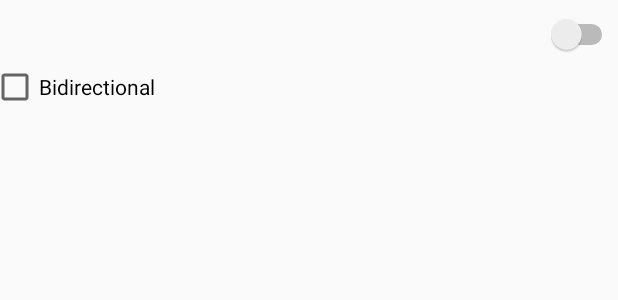
After one commit to dankito/Sync, an Android app: the layout list_item_sync_module_configuration.xml on its own in the app's theme, with its tools: preview values and no code run, on a phone screen of 412 x 824 dp. The commit adds this screen. Shown: the top 300 px of the screen. Run offline under Robolectric (Android 15) with nearby library versions, the phone set to English and light mode, and no system bars.

Commit message:
Added list_item_sync_module

```diff
--- /dev/null
+++ b/SyncAndroidApp/src/main/res/layout/list_item_sync_module_configuration.xml
@@ -0,0 +1,73 @@
+<?xml version="1.0" encoding="utf-8"?>
+<RelativeLayout xmlns:android="http://schemas.android.com/apk/res/android"
+                android:layout_width="match_parent"
+                android:layout_height="@dimen/list_item_sync_module_configuration_height">
+
+    <LinearLayout
+        android:id="@+id/lnlytSyncModuleName"
+        android:orientation="horizontal"
+        android:layout_width="wrap_content"
+        android:layout_height="@dimen/list_item_sync_module_configuration_name_height"
+        android:layout_alignParentTop="true"
+        android:layout_alignParentLeft="true"
+        android:layout_toLeftOf="@+id/swtchEnableSyncModule"
+        android:layout_marginTop="@dimen/list_item_sync_module_configuration_name_margin_top"
+        >
+
+        <TextView
+            android:id="@+id/txtvwSyncModuleName"
+            android:layout_width="wrap_content"
+            android:layout_height="match_parent"
+            android:gravity="center_vertical"
+            style="@android:style/TextAppearance.Medium"
+        />
+
+        <TextView
+            android:id="@+id/txtvwSyncModuleConfigurationChanged"
+            android:layout_width="wrap_content"
+            android:layout_height="match_parent"
+            android:gravity="center_vertical"
+            style="@android:style/TextAppearance.Medium"
+            android:layout_marginLeft="@dimen/list_item_sync_module_configuration_changed_margin_left"
+            android:text="(*)"
+            android:visibility="invisible"
+        />
+
+    </LinearLayout>
+
+    <Switch
+        android:id="@+id/swtchEnableSyncModule"
+        android:layout_width="wrap_content"
+        android:layout_height="@dimen/list_item_sync_module_configuration_name_height"
+        android:layout_alignParentTop="true"
+        android:layout_alignParentRight="true"
+        android:layout_marginTop="@dimen/list_item_sync_module_configuration_name_margin_top"
+    />
+
+    <RelativeLayout
+        android:id="@+id/rlytSyncModuleDetailSettings"
+        android:layout_width="match_parent"
+        android:layout_height="wrap_content"
+        android:layout_alignParentLeft="true"
+        android:layout_alignParentRight="true"
+        android:layout_alignParentBottom="true"
+        android:layout_below="@+id/lnlytSyncModuleName"
+        android:layout_marginTop="@dimen/list_item_sync_module_configuration_details_margin_top"
+        android:layout_marginBottom="@dimen/list_item_sync_module_configuration_details_margin_bottom"
+        android:enabled="false"
+        >
+
+        <CheckBox
+            android:id="@+id/chkbxBidirectional"
+            android:layout_width="wrap_content"
+            android:layout_height="match_parent"
+            android:layout_alignParentTop="true"
+            android:layout_alignParentLeft="true"
+            android:layout_alignParentBottom="true"
+            android:layout_marginLeft="@dimen/list_item_sync_module_configuration_bidirectional_margin_left"
+            android:text="@string/bidirectional"
+        />
+
+    </RelativeLayout>
+
+</RelativeLayout>
--- a/SyncAndroidApp/src/main/res/values/dimens.xml
+++ b/SyncAndroidApp/src/main/res/values/dimens.xml
@@ -28,4 +28,13 @@
     <dimen name="list_item_known_synchronized_discovered_device_buttons_text_size">14sp</dimen>
     <dimen name="list_item_known_synchronized_discovered_device_buttons_right_margin">6dp</dimen>
 
+    <dimen name="list_item_sync_module_configuration_height">76dp</dimen>
+    <dimen name="list_item_sync_module_configuration_name_height">34dp</dimen>
+    <dimen name="list_item_sync_module_configuration_name_margin_top">6dp</dimen>
+    <dimen name="list_item_sync_module_configuration_changed_margin_left">6dp</dimen>
+    <dimen name="list_item_sync_module_configuration_bidirectional_height">30dp</dimen>
+    <dimen name="list_item_sync_module_configuration_details_margin_top">6dp</dimen>
+    <dimen name="list_item_sync_module_configuration_details_margin_bottom">6dp</dimen>
+    <dimen name="list_item_sync_module_configuration_bidirectional_margin_left">-6dp</dimen>
+
 </resources>
--- a/SyncAndroidApp/src/main/res/values/strings.xml
+++ b/SyncAndroidApp/src/main/res/values/strings.xml
@@ -17,4 +17,6 @@
     <string name="stop_synchronizing_with_device">Stop sync</string>
     <string name="show_synchronization_log">Sync Log</string>
 
+    <string name="bidirectional">Bidirectional</string>
+
 </resources>
```
Also changed, not shown: 1 other file.
